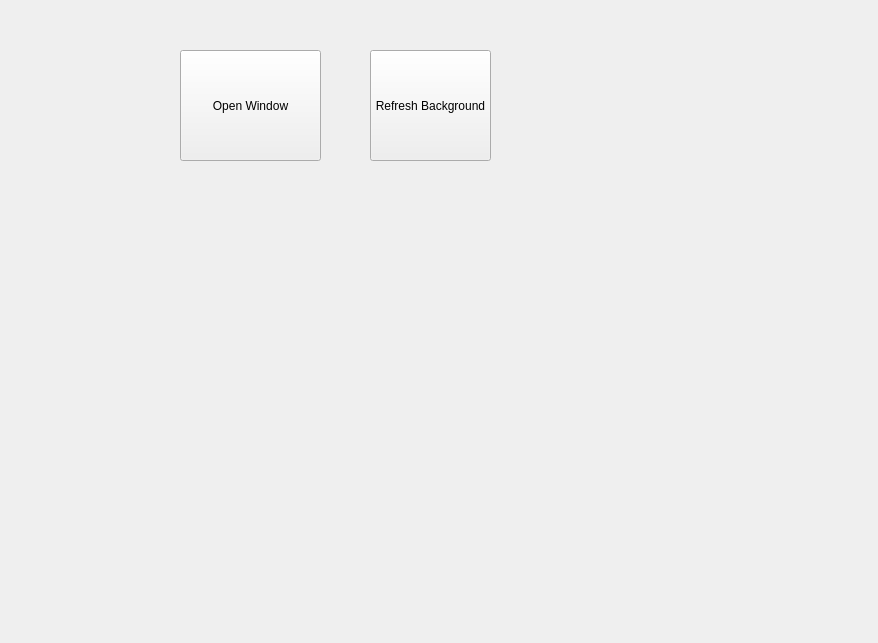
Qt form pages/fourthpage.ui (Jogala/stageController_windows_64) before a commit.
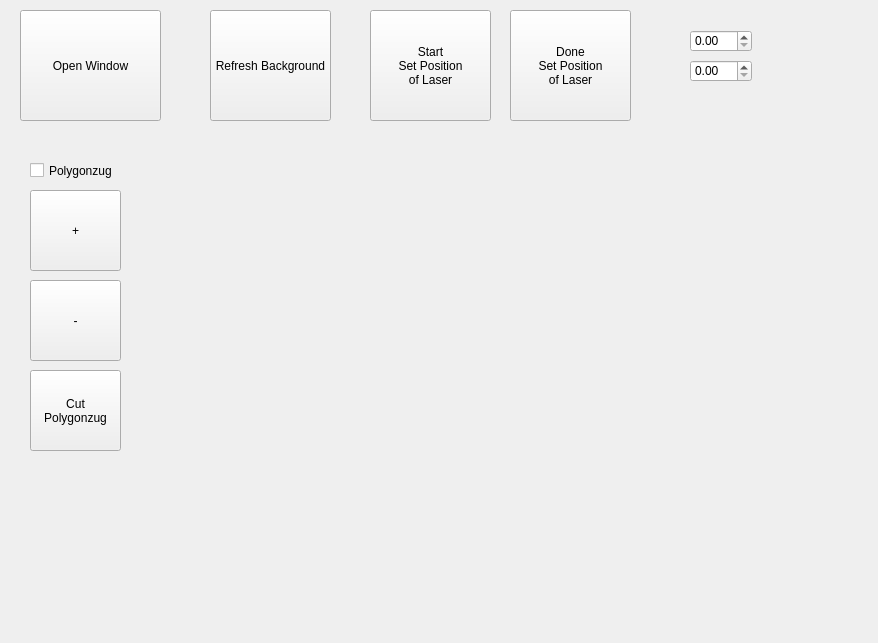
The same form after that commit.

The edit to the form file:
```diff
--- a/pages/fourthpage.ui
+++ b/pages/fourthpage.ui
@@ -16,8 +16,8 @@
   <widget class="QPushButton" name="pushButton">
    <property name="geometry">
     <rect>
-     <x>180</x>
-     <y>50</y>
+     <x>20</x>
+     <y>10</y>
      <width>141</width>
      <height>111</height>
     </rect>
@@ -29,8 +29,8 @@
   <widget class="QPushButton" name="pushButton_2">
    <property name="geometry">
     <rect>
-     <x>370</x>
-     <y>50</y>
+     <x>210</x>
+     <y>10</y>
      <width>121</width>
      <height>111</height>
     </rect>
@@ -39,6 +39,109 @@
     <string>Refresh Background</string>
    </property>
   </widget>
+  <widget class="QCheckBox" name="checkBox_polygonzug">
+   <property name="geometry">
+    <rect>
+     <x>30</x>
+     <y>160</y>
+     <width>161</width>
+     <height>21</height>
+    </rect>
+   </property>
+   <property name="text">
+    <string>Polygonzug</string>
+   </property>
+  </widget>
+  <widget class="QPushButton" name="pushButton_add_one_node">
+   <property name="geometry">
+    <rect>
+     <x>30</x>
+     <y>190</y>
+     <width>91</width>
+     <height>81</height>
+    </rect>
+   </property>
+   <property name="text">
+    <string>+</string>
+   </property>
+  </widget>
+  <widget class="QPushButton" name="pushButton_remove_last_node">
+   <property name="geometry">
+    <rect>
+     <x>30</x>
+     <y>280</y>
+     <width>91</width>
+     <height>81</height>
+    </rect>
+   </property>
+   <property name="text">
+    <string>-</string>
+   </property>
+  </widget>
+  <widget class="QPushButton" name="pushButton_cut_polygonzug">
+   <property name="geometry">
+    <rect>
+     <x>30</x>
+     <y>370</y>
+     <width>91</width>
+     <height>81</height>
+    </rect>
+   </property>
+   <property name="text">
+    <string>Cut
+Polygonzug</string>
+   </property>
+  </widget>
+  <widget class="QPushButton" name="pushButton_start_set_position_of_laser">
+   <property name="geometry">
+    <rect>
+     <x>370</x>
+     <y>10</y>
+     <width>121</width>
+     <height>111</height>
+    </rect>
+   </property>
+   <property name="text">
+    <string>Start
+Set Position 
+of Laser</string>
+   </property>
+  </widget>
+  <widget class="QPushButton" name="pushButton_done_set_position_of_laser">
+   <property name="geometry">
+    <rect>
+     <x>510</x>
+     <y>10</y>
+     <width>121</width>
+     <height>111</height>
+    </rect>
+   </property>
+   <property name="text">
+    <string>Done 
+Set Position 
+of Laser</string>
+   </property>
+  </widget>
+  <widget class="QDoubleSpinBox" name="spinBox_laserX">
+   <property name="geometry">
+    <rect>
+     <x>690</x>
+     <y>30</y>
+     <width>62</width>
+     <height>22</height>
+    </rect>
+   </property>
+  </widget>
+  <widget class="QDoubleSpinBox" name="spinBox_laserY">
+   <property name="geometry">
+    <rect>
+     <x>690</x>
+     <y>60</y>
+     <width>62</width>
+     <height>22</height>
+    </rect>
+   </property>
+  </widget>
  </widget>
  <resources/>
  <connections/>
```
Left out of the diff: 4 changed lines with no effect on the pictures.
